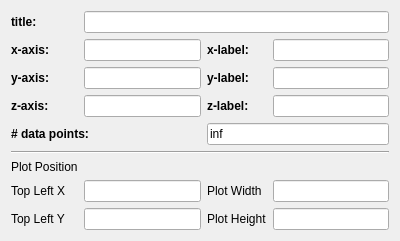
FAU-LAP/NOMAD-CAMELS, file nomad_camels/gui/plot_definer_2d.ui: the form before one commit.
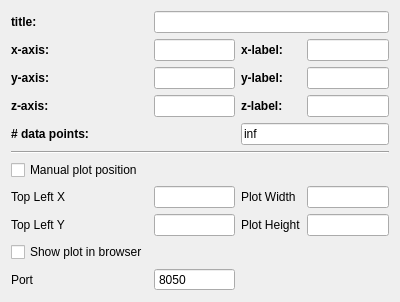
The form after the commit. Custom widgets are drawn as their Qt base class.

Commit message: added manual positioning and browser plot options of plots and hiding/showing them in the config window

The edit to the form file:
```diff
--- a/nomad_camels/gui/plot_definer_2d.ui
+++ b/nomad_camels/gui/plot_definer_2d.ui
@@ -7,15 +7,15 @@
     <x>0</x>
     <y>0</y>
     <width>400</width>
-    <height>236</height>
+    <height>275</height>
    </rect>
   </property>
   <property name="windowTitle">
    <string>Form</string>
   </property>
   <layout class="QGridLayout" name="gridLayout">
-   <item row="8" column="0">
-    <widget class="QLabel" name="label">
+   <item row="9" column="0">
+    <widget class="QLabel" name="label_top_left_x">
      <property name="toolTip">
       <string>Set the exact x coordinate of the top left corner of the plot window in pixels (min 0)</string>
      </property>
@@ -37,20 +37,7 @@
      </property>
     </widget>
    </item>
-   <item row="10" column="2">
-    <spacer name="verticalSpacer">
-     <property name="orientation">
-      <enum>Qt::Vertical</enum>
-     </property>
-     <property name="sizeHint" stdset="0">
-      <size>
-       <width>20</width>
-       <height>40</height>
-      </size>
-     </property>
-    </spacer>
-   </item>
-   <item row="9" column="3">
+   <item row="10" column="3">
     <widget class="QLineEdit" name="lineEdit_plot_height">
      <property name="toolTip">
       <string>Minimum is 126 pixels</string>
@@ -86,15 +73,25 @@
    <item row="4" column="3">
     <widget class="QLineEdit" name="lineEdit_zlabel"/>
    </item>
-   <item row="8" column="1">
+   <item row="9" column="1">
     <widget class="QLineEdit" name="lineEdit_top_left_x">
      <property name="toolTip">
       <string>Minimum is 0 pixels</string>
      </property>
     </widget>
    </item>
-   <item row="8" column="2">
-    <widget class="QLabel" name="label_3">
+   <item row="7" column="0">
+    <widget class="QCheckBox" name="checkBox_manual_plot_position_2d">
+     <property name="toolTip">
+      <string>Check this to set the manual x&amp;y coordinates and the size of the plot window.</string>
+     </property>
+     <property name="text">
+      <string>Manual plot position</string>
+     </property>
+    </widget>
+   </item>
+   <item row="9" column="2">
+    <widget class="QLabel" name="label_plot_width">
      <property name="toolTip">
       <string>Set the width of the plot window in pixels (min 430)</string>
      </property>
@@ -103,6 +100,19 @@
      </property>
     </widget>
    </item>
+   <item row="12" column="1">
+    <widget class="QSpinBox" name="spinBox_port">
+     <property name="buttonSymbols">
+      <enum>QAbstractSpinBox::NoButtons</enum>
+     </property>
+     <property name="maximum">
+      <number>65536</number>
+     </property>
+     <property name="value">
+      <number>8050</number>
+     </property>
+    </widget>
+   </item>
    <item row="3" column="2">
     <widget class="QLabel" name="label_8">
      <property name="font">
@@ -116,8 +126,8 @@
      </property>
     </widget>
    </item>
-   <item row="9" column="2">
-    <widget class="QLabel" name="label_4">
+   <item row="10" column="2">
+    <widget class="QLabel" name="label_plot_height">
      <property name="toolTip">
       <string>Set the height of the plot window in pixels (min 126)</string>
      </property>
@@ -155,13 +165,26 @@
    <item row="2" column="1">
     <widget class="Variable_Box" name="lineEdit_x_axis"/>
    </item>
-   <item row="8" column="3">
+   <item row="9" column="3">
     <widget class="QLineEdit" name="lineEdit_plot_width">
      <property name="toolTip">
       <string>Minimum is 430 pixels</string>
      </property>
     </widget>
    </item>
+   <item row="13" column="0">
+    <spacer name="verticalSpacer">
+     <property name="orientation">
+      <enum>Qt::Vertical</enum>
+     </property>
+     <property name="sizeHint" stdset="0">
+      <size>
+       <width>20</width>
+       <height>40</height>
+      </size>
+     </property>
+    </spacer>
+   </item>
    <item row="2" column="0">
     <widget class="QLabel" name="label_5">
      <property name="font">
@@ -175,8 +198,8 @@
      </property>
     </widget>
    </item>
-   <item row="9" column="0">
-    <widget class="QLabel" name="label_2">
+   <item row="10" column="0">
+    <widget class="QLabel" name="label_top_left_y">
      <property name="toolTip">
       <string>Set the exact y coordinate of the top left corner of the plot window in pixels (min 0)</string>
      </property>
@@ -198,6 +221,18 @@
    <item row="4" column="1">
     <widget class="Variable_Box" name="lineEdit_z_axis"/>
    </item>
+   <item row="11" column="0">
+    <widget class="QCheckBox" name="checkBox_show_in_browser">
+     <property name="toolTip">
+      <string>Check this to make the plot available via the browser.
+This will significantly increase the protocol startup time!
+Reachable under 127.0.0.1:Port</string>
+     </property>
+     <property name="text">
+      <string>Show plot in browser</string>
+     </property>
+    </widget>
+   </item>
    <item row="0" column="1" colspan="3">
     <widget class="QLineEdit" name="lineEdit_title"/>
    </item>
@@ -224,28 +259,26 @@
      </property>
     </widget>
    </item>
-   <item row="9" column="1">
+   <item row="10" column="1">
     <widget class="QLineEdit" name="lineEdit_top_left_y">
      <property name="toolTip">
       <string>Minimum is 0 pixels</string>
      </property>
     </widget>
    </item>
+   <item row="12" column="0">
+    <widget class="QLabel" name="label_port">
+     <property name="toolTip">
+      <string>Port of the localhost to display the plot. </string>
+     </property>
+     <property name="text">
+      <string>Port</string>
+     </property>
+    </widget>
+   </item>
    <item row="3" column="3">
     <widget class="QLineEdit" name="lineEdit_ylabel"/>
    </item>
-   <item row="7" column="0">
-    <widget class="QLabel" name="label_13">
-     <property name="styleSheet">
-      <string notr="true">QLabel {
-    rgb(134, 134, 134);
-}</string>
-     </property>
-     <property name="text">
-      <string>Plot Position</string>
-     </property>
-    </widget>
-   </item>
   </layout>
  </widget>
  <customwidgets>
```
The commit also changes 4 other files.
